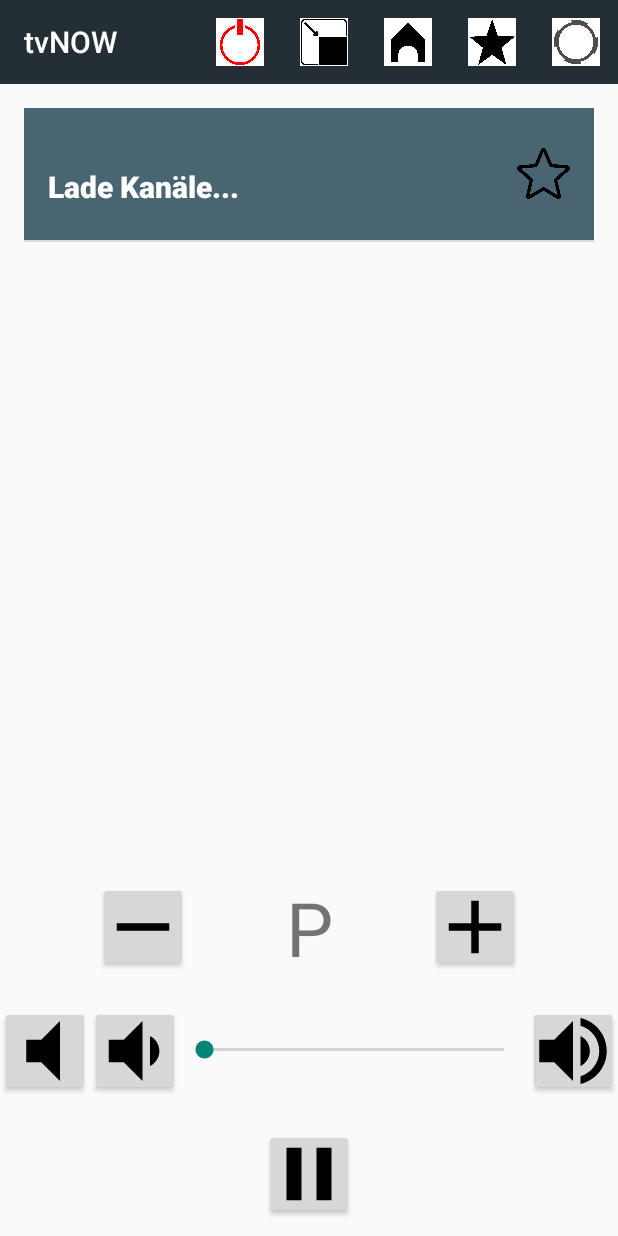
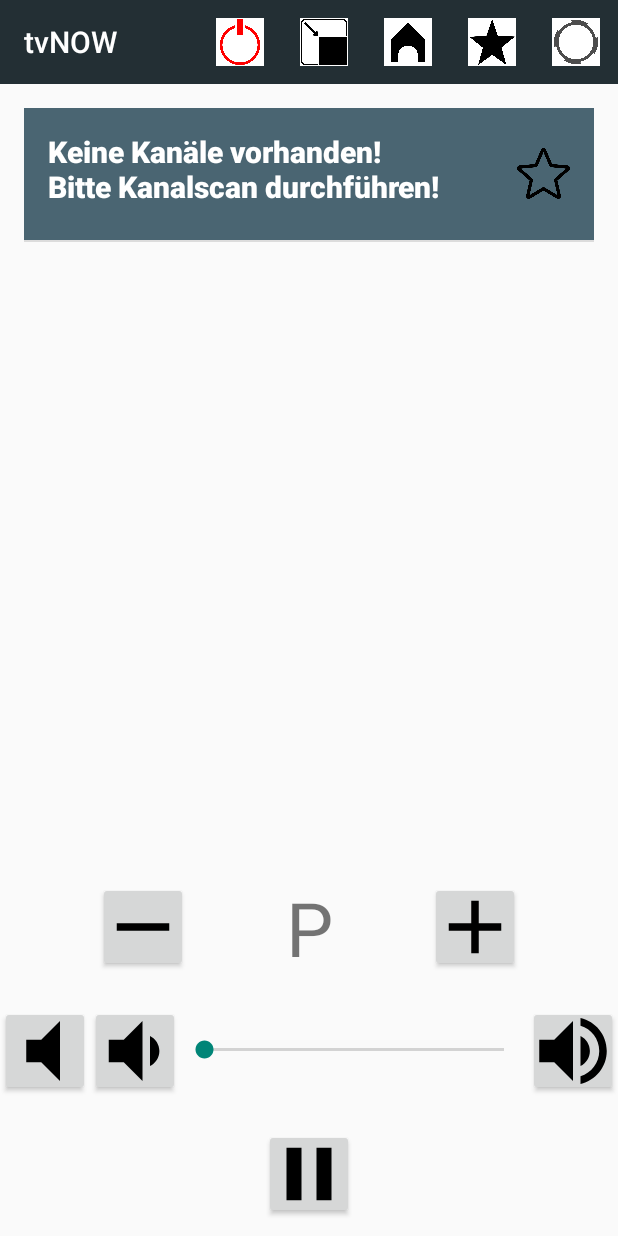
Before and after one commit to pm1000/TV_Remote, an Android app: the screen it shows after launch (MainActivity), after a tap on "Übersicht", on a phone screen of 412 x 824 dp. Run offline under Robolectric (Android 15) with nearby library versions, the light colour scheme and no system bars; network calls fail.

Commit message:
Added a lot of functionality in MainActivity
Changing channels does work and the current channel is persistent.
More or less all attributes of MainActivity are persistent now.
Functions for saving are now more generic.
Most old functions are still there and are just forwarding.

```diff
--- a/app/src/main/java/com/example/fernbedienung/Channel.java
+++ b/app/src/main/java/com/example/fernbedienung/Channel.java
@@ -38,5 +38,6 @@ public class Channel implements Serializable {
     public boolean getFavorite() {
         return favorite;
     }
+    public String getChannel() { return this.channel; }
 
 }
--- a/app/src/main/java/com/example/fernbedienung/ChannelAdapter.java
+++ b/app/src/main/java/com/example/fernbedienung/ChannelAdapter.java
@@ -64,7 +64,5 @@ public class ChannelAdapter extends ArrayAdapter<Channel>  {
         this.clear();
         this.addAll(channels);
         this.notifyDataSetChanged();
-        LayoutInflater.from(getContext()).inflate(
-                R.layout.list_item, this.parent, false);
     }
 }
--- a/app/src/main/java/com/example/fernbedienung/MainActivity.java
+++ b/app/src/main/java/com/example/fernbedienung/MainActivity.java
@@ -17,6 +17,7 @@ import android.widget.AdapterView;
 import android.widget.Button;
 import android.widget.ListView;
 import android.widget.SeekBar;
+import android.widget.Toast;
 
 import java.io.BufferedReader;
 import java.io.FileInputStream;
@@ -37,50 +38,24 @@ import org.json.JSONObject;
 
 public class MainActivity extends AppCompatActivity {
     public static final String MESSAGE_KEY = "";
-    private TV_Server tv;
     private Handler handler;
     private ArrayList<Channel> channels;
     private long time = 0;
-    private int volume; //muss später durch persistente daten angepasst werden
+    private int volume;
     private boolean muted = false;
+    private boolean standby = false;
+    private String activeChannel;
 
     @Override
     protected void onCreate(Bundle savedInstanceState) {
 
         super.onCreate(savedInstanceState);
 
-        this.volume = readVolume("Volume.txt");
+        this.volume = readInt("Volume.txt");
         this.channels = getChannels("channels");
-        //INIT TV-Server
-        /*this.handler = new Handler(getMainLooper()) {
-            @Override
-            public void handleMessage(@NonNull Message msg) {
-                super.handleMessage(msg);
-                //evaluate msg
-                try {
-                    //get correct JSON Object
-                    JSONObject full_obj = new JSONObject(msg.getData().getString(MainActivity.MESSAGE_KEY));
-                    if(full_obj.has("channels")) {
-                        //if channels do exist, evaluate them
-                        JSONArray channellist = full_obj.getJSONArray("channels");
-                        for(int i = 0; i<channellist.length(); i++) {
-                            JSONObject element = channellist.getJSONObject(i);
-                            //create single channel
-                            channels.add(new Channel(element.getString("program")));
-                            channels.get(channels.size()-1);
-                        }
-                    }
-
-                } catch (JSONException e) {
-                    e.printStackTrace();
-                }
-            }
-        };
-        this.tv = new TV_Server(getApplicationContext(), handler, false);
-        this.tv.setHandler(handler);
-        this.tv.setContext(getApplicationContext());*/
-
-        //TV-server initialialized
+        this.standby = readInt("standby.txt") != 0;
+        this.muted = readInt("muted.txt") != 0;
+        this.activeChannel = readString("activeChannel.txt");
         //Setting up content view
         setContentView(R.layout.activity_main);
         // Find the toolbar view inside the activity layout
@@ -92,22 +67,9 @@ public class MainActivity extends AppCompatActivity {
         // Make sure the toolbar exists in the activity and is not null
         setSupportActionBar(toolbar);
 
-        //Get the ChannelList, jetzt überflüssig
-        /*try {
-            startTV_Server();
-        } catch (IOException e) {
-            e.printStackTrace();
-        } catch (JSONException e) {
-            e.printStackTrace();
-        }*/
-
-        //Bundle msg = this.handler.obtainMessage().;
-        //Log.i("TMP",msg.getString("channels"));
-
-
-        final ArrayList<Channel> channels = new ArrayList<>();
-        channels.add(new Channel("Lade Kanäle..."));
-
+        if(channels.isEmpty()) {
+            channels.add(new Channel("Keine Kanäle vorhanden!\nBitte Kanalscan durchführen!"));
+        }
         ChannelAdapter adapter = new ChannelAdapter(this, channels, R.color.light);
 
         final ListView listView = (ListView) findViewById(R.id.channel_list);
@@ -115,8 +77,12 @@ public class MainActivity extends AppCompatActivity {
         listView.setOnItemClickListener(new AdapterView.OnItemClickListener() {
             @Override
             public void onItemClick(AdapterView<?> parent, View view, int position, long id) {
-                Channel channel = channels.get(position);
+                activeChannel = channels.get(position).getChannel();
                 //SENDER UMSCHALTEN
+                TV_Server tv = new TV_Server(getApplicationContext(), handler, false);
+                String[] command = new String[1];
+                command[0] ="channelMain=" + activeChannel;
+                tv.execute(command);
             }
         });
 
@@ -126,9 +92,18 @@ public class MainActivity extends AppCompatActivity {
             @Override
             public void onClick(View v) {
                 TV_Server tv = new TV_Server(getApplicationContext(), handler, false);
-                //methode für nächsten channel auswählen benötigt
+                if(activeChannel == "") {
+                    activeChannel = channels.get(0).getChannel();
+                } else {
+                    int i = 0;
+                    while (i < channels.size() && channels.get(i++).getChannel() != activeChannel);
+                    if(i == channels.size()) {
+                        i=0;
+                    }
+                    activeChannel = channels.get(i).getChannel();
+                }
                 String[] command = new String[1];
-                command[0] ="channelMain="; //+ nummer
+                command[0] ="channelMain="+ activeChannel;
                 tv.execute(command);
             }
         });
@@ -138,10 +113,19 @@ public class MainActivity extends AppCompatActivity {
             @Override
             public void onClick(View v) {
                 TV_Server tv = new TV_Server(getApplicationContext(), handler, false);
-                //methode für nächsten channel auswählen benötigt
+                if(activeChannel == "") {
+                    activeChannel = channels.get(0).getChannel();
+                } else {
+                    int i = channels.size()-1;
+                    while (i >= 0 && channels.get(i--).getChannel() != activeChannel);
+                    if(i == -1) {
+                        i=channels.size()-1;
+                    }
+                    activeChannel = channels.get(i).getChannel();
+                }
                 String[] command = new String[1];
-                command[0] ="channelMain="; //- nummer
-                tv.doInBackground(command);
+                command[0] ="channelMain="+ activeChannel;
+                tv.execute(command);
             }
         });
 
@@ -256,15 +240,21 @@ public class MainActivity extends AppCompatActivity {
     @Override
     protected void onStop() {
         super.onStop();
+        writeVolume("Volume.txt");
+        writeBool("standby.txt", this.standby);
+        writeBool("muted.txt", this.muted);
+        writeDataToFile("activeChannel.txt", this.activeChannel);
 
-        writeVolume("Volume.txt");
     }
 
     @Override
     protected void onDestroy() {
         super.onDestroy();
+        writeVolume("Volume.txt");
+        writeBool("standby.txt", this.standby);
+        writeBool("muted.txt", this.muted);
+        writeDataToFile("activeChannel.txt", this.activeChannel);
 
-        writeVolume("Volume.txt");
     }
 
     private ArrayList<Channel> getChannels(String filename){
@@ -297,11 +287,10 @@ public class MainActivity extends AppCompatActivity {
         return al;
     }
 
-    public int readVolume(String filename) {
+    public int readInt(String filename) {
         int volume = 0;
         try {
             InputStream inputStream = this.openFileInput(filename);
-
             if (inputStream != null) {
                 InputStreamReader inputStreamReader = new InputStreamReader(inputStream);
                 BufferedReader bufferedReader = new BufferedReader(inputStreamReader);
@@ -312,9 +301,6 @@ public class MainActivity extends AppCompatActivity {
                     stringBuilder.append(receiveString);
                     volume = Integer.parseInt(stringBuilder.toString());
                 }
-
-
-
                 inputStream.close();
             }
         } catch (FileNotFoundException e) {
@@ -322,17 +308,49 @@ public class MainActivity extends AppCompatActivity {
         } catch (IOException e) {
             e.printStackTrace();
         }
-
         return volume;
     }
 
+    public String readString(String filename) {
+        String value = "";
+        try {
+            InputStream inputStream = this.openFileInput(filename);
+            if (inputStream != null) {
+                InputStreamReader inputStreamReader = new InputStreamReader(inputStream);
+                BufferedReader bufferedReader = new BufferedReader(inputStreamReader);
+                String receiveString = "";
+                StringBuilder stringBuilder = new StringBuilder();
+
+                if ((receiveString = bufferedReader.readLine()) != null) {
+                    stringBuilder.append(receiveString);
+                    value = stringBuilder.toString();
+                }
+                inputStream.close();
+            }
+        } catch (FileNotFoundException e) {
+            e.printStackTrace();
+        } catch (IOException e) {
+            e.printStackTrace();
+        }
+        return value;
+    }
 
     public void writeVolume(String filename) {
+        writeInt(filename, this.volume);
+    }
+
+    public void writeInt(String filename, int value) {
+        writeDataToFile(filename, Integer.toString(value));
+    }
+    public void writeBool(String filename, boolean value) {
+        writeInt(filename, (value)?1:0);
+    }
+
+    public void writeDataToFile(String filename, String data) {
         try {
-            String output = this.volume + "";
             OutputStreamWriter outputStreamWriter = new OutputStreamWriter(this.openFileOutput(filename, Context.MODE_PRIVATE));
             outputStreamWriter.flush();
-            outputStreamWriter.write(output);
+            outputStreamWriter.write(data);
             outputStreamWriter.close();
         } catch (FileNotFoundException e) {
             e.printStackTrace();
@@ -341,16 +359,6 @@ public class MainActivity extends AppCompatActivity {
         }
     }
 
-        public void startTV_Server() throws IOException, JSONException {
-        AsyncTask.execute(new Runnable() {
-            @Override
-            public void run() {
-                JSONObject response = tv.doInBackground(new String[] {"scanChannels"});
-                Log.i("TMP", response.toString());
-            }
-        });
-
-    }
     // Menu icons are inflated just as they were with actionbar
     @Override
     public boolean onCreateOptionsMenu(Menu menu) {
@@ -365,12 +373,24 @@ public class MainActivity extends AppCompatActivity {
         switch (item.getItemId()) {
             case R.id.button_activate:
                 //Send switch off signal
-                AsyncTask.execute(new Runnable() {
-                    @Override
-                    public void run() {
-                        JSONObject response = tv.doInBackground(new String[] {"standby=1"});
-                    }
-                });
+                this.standby = !this.standby;
+                if(this.standby) {
+                    AsyncTask.execute(new Runnable() {
+                        @Override
+                        public void run() {
+                            TV_Server tv = new TV_Server(getApplicationContext(), handler, false);
+                            tv.execute(new String[]{"standby=1"});
+                        }
+                    });
+                } else {
+                    AsyncTask.execute(new Runnable() {
+                        @Override
+                        public void run() {
+                            TV_Server tv = new TV_Server(getApplicationContext(), handler, false);
+                            tv.execute(new String[]{"standby=0"});
+                        }
+                    });
+                }
                 return true;
             case R.id.button_picInPic:
                 //Change to activity_picinpic
```
Also changed, not shown: app/src/main/java/com/example/fernbedienung/TV_Server.java (+4 -3 lines).
